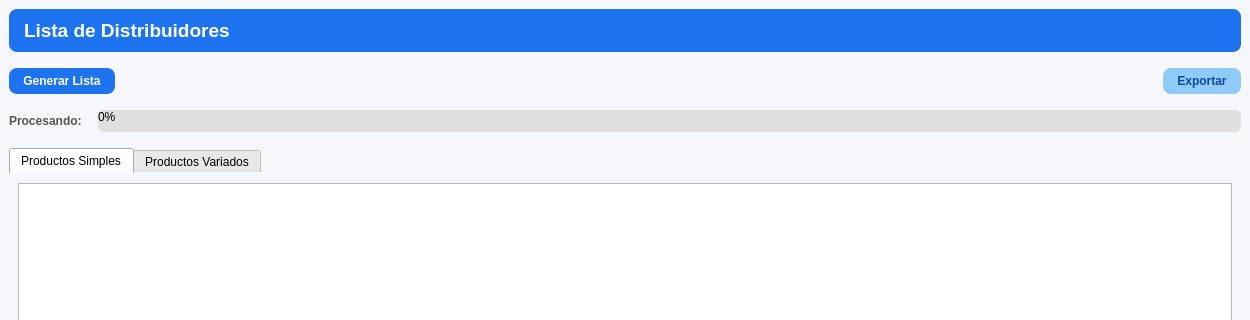
Before: the Qt Designer form app/lista_distribuidores/ui/view_lista_distribuidores.ui in SamSami25/PyWoo, drawn with Qt 5; both pictures show x 0 to 1250 and y 0 to 320 of the 1250 by 720 pixel window.
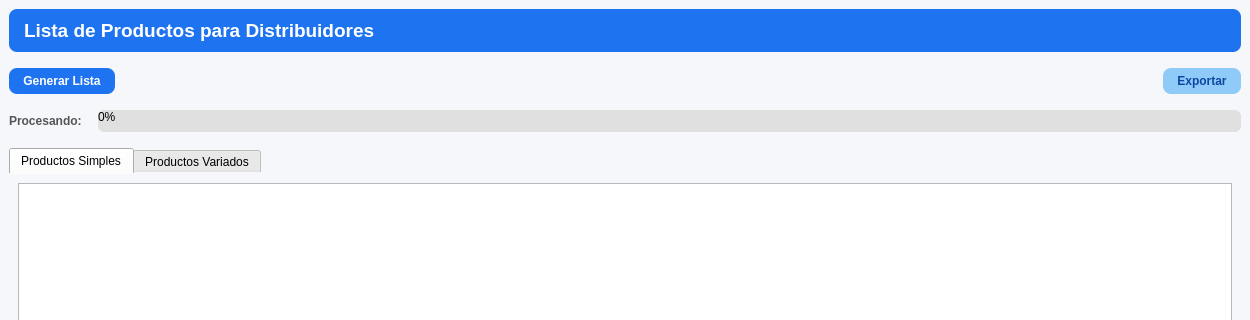
After: the same form once the commit is applied. Icons and pictures are not drawn.

Commit message: Módulos Reporte Ventas - Inventario - Lista para Distribuidores

Diff of the .ui file:
```diff
--- a/app/lista_distribuidores/ui/view_lista_distribuidores.ui
+++ b/app/lista_distribuidores/ui/view_lista_distribuidores.ui
@@ -112,7 +112,7 @@
     <item>
      <widget class="QLabel" name="labelTitulo">
       <property name="text">
-       <string>Lista de Distribuidores</string>
+       <string>Lista de Productos para Distribuidores</string>
       </property>
      </widget>
     </item>
```
Left out of the diff: 2 changed lines with no effect on the pictures. The commit also changes 36 other files.
